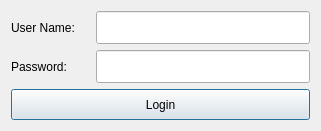
eurosa/DigilineSystem-new, file loginDialog.ui: the form before one commit.
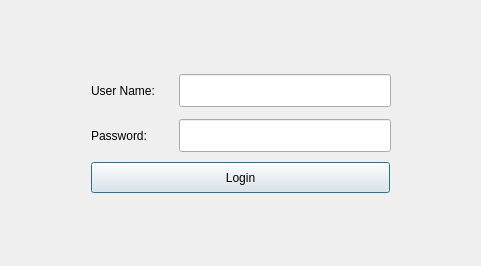
The form after the commit.

Patch:
```diff
--- a/loginDialog.ui
+++ b/loginDialog.ui
@@ -6,17 +6,62 @@
    <rect>
     <x>0</x>
     <y>0</y>
-    <width>317</width>
-    <height>129</height>
+    <width>481</width>
+    <height>266</height>
    </rect>
   </property>
+  <property name="minimumSize">
+   <size>
+    <width>481</width>
+    <height>266</height>
+   </size>
+  </property>
+  <property name="maximumSize">
+   <size>
+    <width>481</width>
+    <height>266</height>
+   </size>
+  </property>
   <property name="windowTitle">
    <string>Login Form</string>
   </property>
+  <layout class="QGridLayout" name="gridLayout_6">
+   <item row="0" column="0">
+    <spacer name="verticalSpacer_4">
+     <property name="orientation">
+      <enum>Qt::Vertical</enum>
+     </property>
+     <property name="sizeHint" stdset="0">
+      <size>
+       <width>20</width>
+       <height>45</height>
+      </size>
+     </property>
+    </spacer>
+   </item>
+   <item row="1" column="0">
+    <layout class="QGridLayout" name="gridLayout_5">
+     <item row="0" column="0">
+      <layout class="QGridLayout" name="gridLayout_4">
+       <item row="3" column="0">
+        <spacer name="verticalSpacer_2">
+         <property name="orientation">
+          <enum>Qt::Vertical</enum>
+         </property>
+         <property name="sizeType">
+          <enum>QSizePolicy::Fixed</enum>
+         </property>
+         <property name="sizeHint" stdset="0">
+          <size>
+           <width>6</width>
+           <height>4</height>
+          </size>
+         </property>
+        </spacer>
+       </item>
+       <item row="0" column="0">
   <layout class="QGridLayout" name="gridLayout_2">
-   <item row="0" column="0">
-    <layout class="QGridLayout" name="gridLayout">
-     <item row="0" column="0">
+         <item row="0" column="1">
       <widget class="QLabel" name="labelUserName">
        <property name="minimumSize">
         <size>
@@ -29,17 +74,130 @@
        </property>
       </widget>
      </item>
-     <item row="0" column="1">
+         <item row="0" column="0">
+          <spacer name="horizontalSpacer_4">
+           <property name="orientation">
+            <enum>Qt::Horizontal</enum>
+           </property>
+           <property name="sizeHint" stdset="0">
+            <size>
+             <width>40</width>
+             <height>20</height>
+            </size>
+           </property>
+          </spacer>
+         </item>
+         <item row="0" column="3">
       <widget class="QLineEdit" name="user_name">
+           <property name="sizePolicy">
+            <sizepolicy hsizetype="Fixed" vsizetype="Fixed">
+             <horstretch>0</horstretch>
+             <verstretch>0</verstretch>
+            </sizepolicy>
+           </property>
        <property name="minimumSize">
         <size>
          <width>212</width>
          <height>33</height>
         </size>
        </property>
-      </widget>
-     </item>
-     <item row="1" column="0">
+           <property name="maximumSize">
+            <size>
+             <width>212</width>
+             <height>33</height>
+            </size>
+           </property>
+          </widget>
+         </item>
+         <item row="0" column="2">
+          <spacer name="horizontalSpacer_2">
+           <property name="orientation">
+            <enum>Qt::Horizontal</enum>
+           </property>
+           <property name="sizeType">
+            <enum>QSizePolicy::Fixed</enum>
+           </property>
+           <property name="sizeHint" stdset="0">
+            <size>
+             <width>3</width>
+             <height>20</height>
+            </size>
+           </property>
+          </spacer>
+         </item>
+         <item row="0" column="4">
+          <spacer name="horizontalSpacer_6">
+           <property name="orientation">
+            <enum>Qt::Horizontal</enum>
+           </property>
+           <property name="sizeHint" stdset="0">
+            <size>
+             <width>40</width>
+             <height>20</height>
+            </size>
+           </property>
+          </spacer>
+         </item>
+        </layout>
+       </item>
+       <item row="4" column="0">
+        <layout class="QGridLayout" name="gridLayout_3">
+         <item row="0" column="0">
+          <spacer name="horizontalSpacer_7">
+           <property name="orientation">
+            <enum>Qt::Horizontal</enum>
+           </property>
+           <property name="sizeHint" stdset="0">
+            <size>
+             <width>2</width>
+             <height>20</height>
+            </size>
+           </property>
+          </spacer>
+         </item>
+         <item row="0" column="1">
+          <widget class="QPushButton" name="loginButton">
+           <property name="sizePolicy">
+            <sizepolicy hsizetype="Fixed" vsizetype="Fixed">
+             <horstretch>0</horstretch>
+             <verstretch>0</verstretch>
+            </sizepolicy>
+           </property>
+           <property name="minimumSize">
+            <size>
+             <width>299</width>
+             <height>31</height>
+            </size>
+           </property>
+           <property name="maximumSize">
+            <size>
+             <width>299</width>
+             <height>31</height>
+            </size>
+           </property>
+           <property name="text">
+            <string>Login</string>
+           </property>
+          </widget>
+         </item>
+         <item row="0" column="2">
+          <spacer name="horizontalSpacer_8">
+           <property name="orientation">
+            <enum>Qt::Horizontal</enum>
+           </property>
+           <property name="sizeHint" stdset="0">
+            <size>
+             <width>2</width>
+             <height>20</height>
+            </size>
+           </property>
+          </spacer>
+         </item>
+        </layout>
+       </item>
+       <item row="2" column="0">
+        <layout class="QGridLayout" name="gridLayout">
+         <item row="0" column="1">
       <widget class="QLabel" name="labelUserPass">
        <property name="minimumSize">
         <size>
@@ -52,7 +210,36 @@
        </property>
       </widget>
      </item>
-     <item row="1" column="1">
+         <item row="0" column="0">
+          <spacer name="horizontalSpacer_3">
+           <property name="orientation">
+            <enum>Qt::Horizontal</enum>
+           </property>
+           <property name="sizeHint" stdset="0">
+            <size>
+             <width>40</width>
+             <height>20</height>
+            </size>
+           </property>
+          </spacer>
+         </item>
+         <item row="0" column="2">
+          <spacer name="horizontalSpacer">
+           <property name="orientation">
+            <enum>Qt::Horizontal</enum>
+           </property>
+           <property name="sizeType">
+            <enum>QSizePolicy::Fixed</enum>
+           </property>
+           <property name="sizeHint" stdset="0">
+            <size>
+             <width>3</width>
+             <height>20</height>
+            </size>
+           </property>
+          </spacer>
+         </item>
+         <item row="0" column="3">
       <widget class="QLineEdit" name="user_pass">
        <property name="minimumSize">
         <size>
@@ -60,22 +247,61 @@
          <height>33</height>
         </size>
        </property>
-      </widget>
-     </item>
+           <property name="maximumSize">
+            <size>
+             <width>212</width>
+             <height>33</height>
+            </size>
+           </property>
+          </widget>
+         </item>
+         <item row="0" column="4">
+          <spacer name="horizontalSpacer_5">
+           <property name="orientation">
+            <enum>Qt::Horizontal</enum>
+           </property>
+           <property name="sizeHint" stdset="0">
+            <size>
+             <width>40</width>
+             <height>20</height>
+            </size>
+           </property>
+          </spacer>
+         </item>
     </layout>
    </item>
    <item row="1" column="0">
-    <widget class="QPushButton" name="loginButton">
-     <property name="minimumSize">
+        <spacer name="verticalSpacer_3">
+         <property name="orientation">
+          <enum>Qt::Vertical</enum>
+         </property>
+         <property name="sizeType">
+          <enum>QSizePolicy::Fixed</enum>
+         </property>
+         <property name="sizeHint" stdset="0">
       <size>
-       <width>299</width>
-       <height>31</height>
-      </size>
-     </property>
-     <property name="text">
-      <string>Login</string>
+           <width>20</width>
+           <height>6</height>
+          </size>
+         </property>
+        </spacer>
+       </item>
+      </layout>
+     </item>
+    </layout>
+   </item>
+   <item row="2" column="0">
+    <spacer name="verticalSpacer">
+     <property name="orientation">
+      <enum>Qt::Vertical</enum>
      </property>
-    </widget>
+     <property name="sizeHint" stdset="0">
+      <size>
+       <width>20</width>
+       <height>44</height>
+      </size>
+     </property>
+    </spacer>
    </item>
   </layout>
  </widget>
```
Lines whose indentation alone changed are shown as unchanged.
